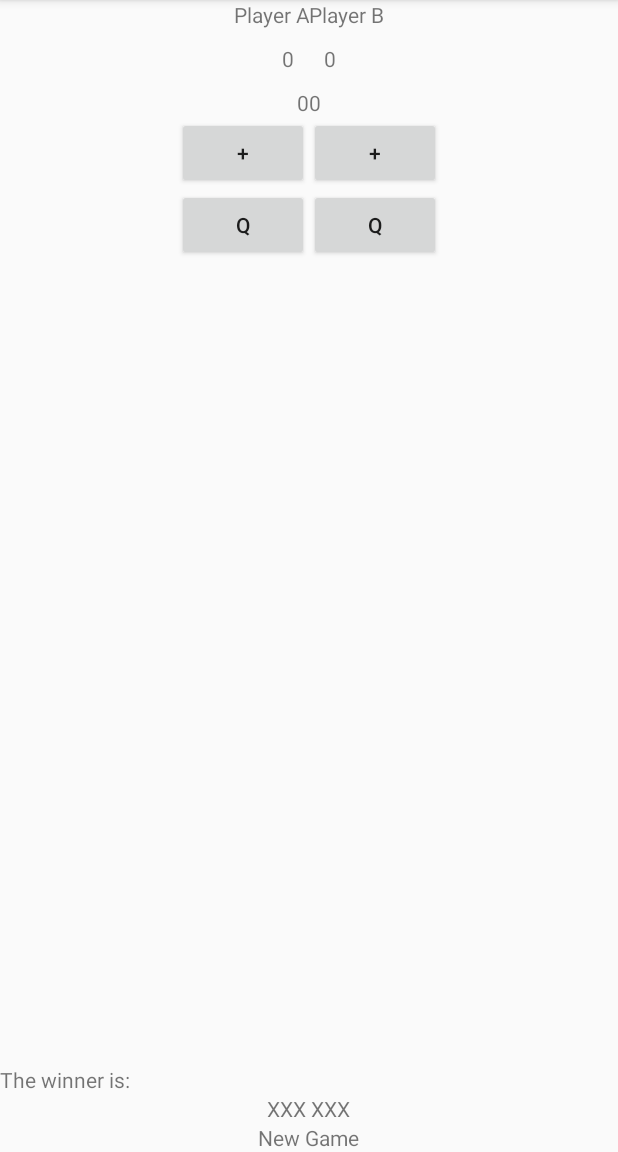
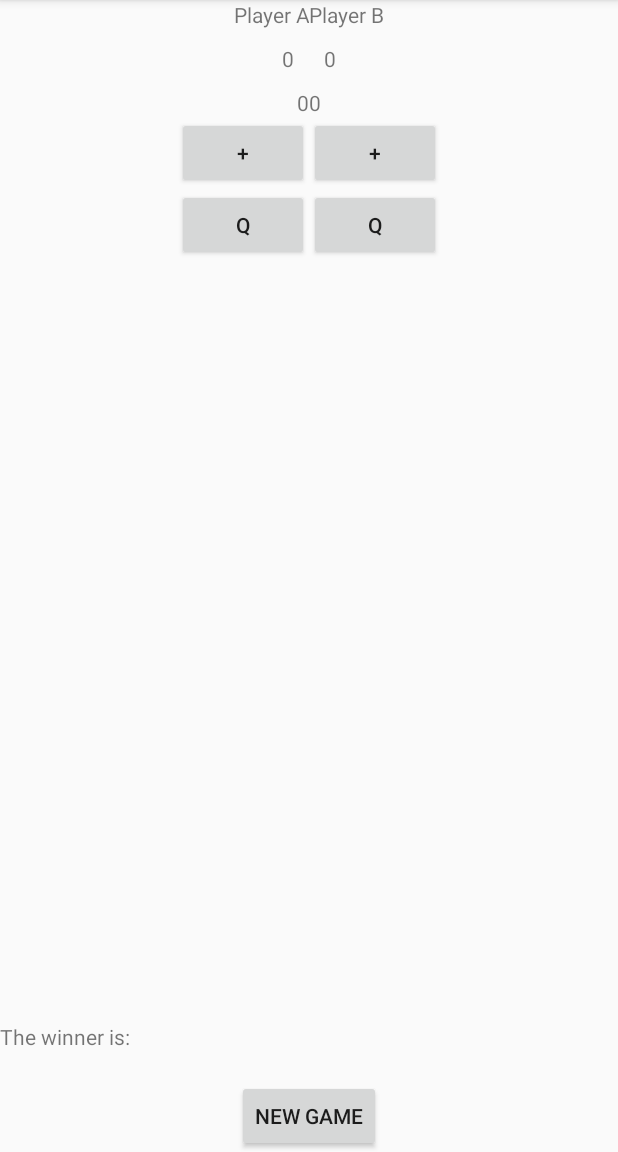
Before and after one commit to willgao2017/AmateurTennisCounter, an Android app: the screen it shows after launch (MainActivity), on a phone screen of 412 x 824 dp, the part 84-1236 px from its top. Run offline under Robolectric (Android 15) with nearby library versions, the phone set to English and light mode, and no system bars.

Commit message:
Functionality done

```diff
--- a/app/src/main/res/layout/activity_main.xml
+++ b/app/src/main/res/layout/activity_main.xml
@@ -47,7 +47,8 @@
                 android:layout_width="wrap_content"
                 android:layout_height="wrap_content"
                 android:layout_gravity="right"
-                android:text="Q" />
+                android:text="Q"
+                android:onClick="aQuit"/>
 
         </LinearLayout>
 
@@ -84,20 +85,22 @@
             <Button
                 android:layout_width="wrap_content"
                 android:layout_height="wrap_content"
-                android:text="Q" />
+                android:text="Q"
+                android:onClick="bQuit"/>
 
         </LinearLayout>
 
 
     </LinearLayout>
 
-    <TextView
+    <Button
         android:id="@+id/new_game"
         android:layout_width="wrap_content"
         android:layout_height="wrap_content"
         android:layout_alignParentBottom="true"
         android:layout_centerHorizontal="true"
-        android:text="New Game" />
+        android:text="New Game"
+        android:onClick="newGame"/>
 
     <TextView
         android:id="@+id/winner_name"
@@ -105,7 +108,6 @@
         android:layout_height="wrap_content"
         android:layout_above="@+id/new_game"
         android:layout_centerHorizontal="true"
-        android:text="XXX XXX"
         />
 
 
```
Also changed, not shown: app/src/main/java/com/example/android/amateurtenniscounter/MainActivity.java (+31 -0 lines).
